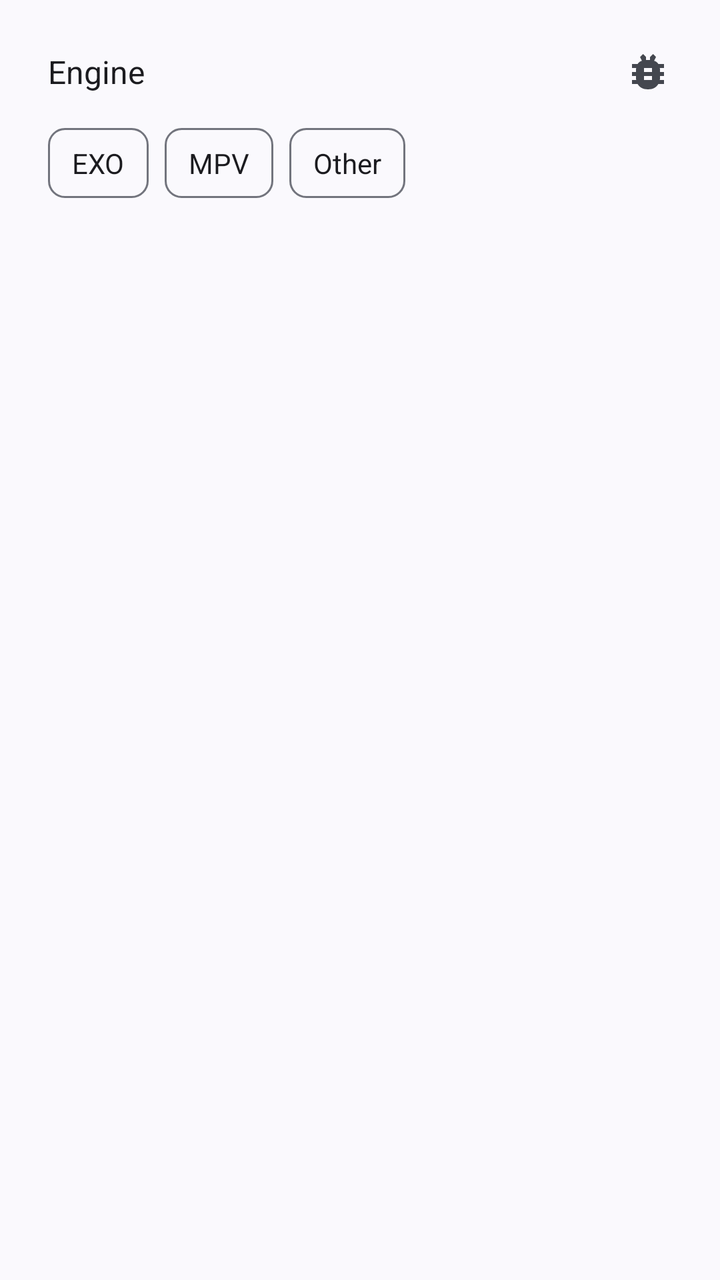
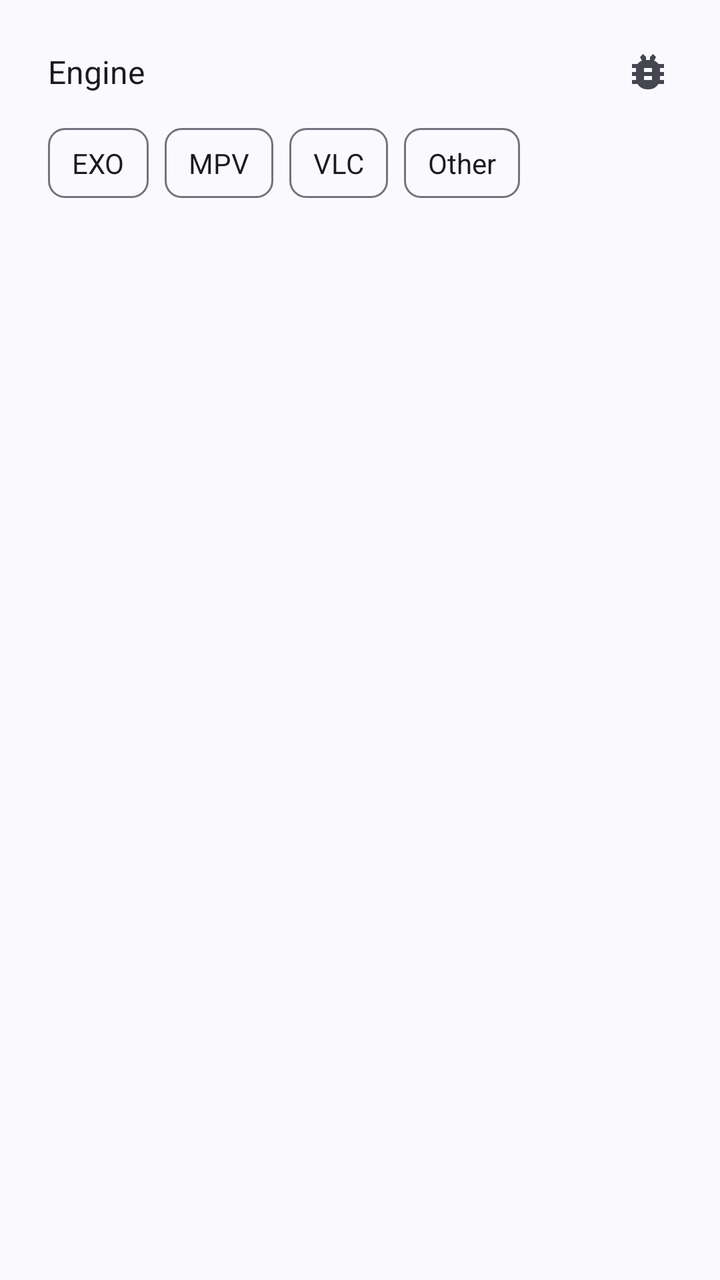

Compare the two renders of this Android layout. The source of the first and the diff that turns it into the second are given below.
<!-- AndroidManifest.xml: another module's application theme Theme.App -->
<!-- res/layout/dialog_player_engine.xml -->
<?xml version="1.0" encoding="utf-8"?>
<androidx.appcompat.widget.LinearLayoutCompat xmlns:android="http://schemas.android.com/apk/res/android"
    android:layout_width="match_parent"
    android:layout_height="wrap_content"
    android:orientation="vertical">

    <androidx.appcompat.widget.LinearLayoutCompat
        android:layout_width="match_parent"
        android:layout_height="wrap_content"
        android:gravity="center_vertical"
        android:orientation="horizontal"
        android:paddingHorizontal="24dp"
        android:paddingTop="24dp"
        android:paddingBottom="16dp">

        <com.google.android.material.textview.MaterialTextView
            android:id="@+id/title"
            android:layout_width="0dp"
            android:layout_height="wrap_content"
            android:layout_weight="1"
            android:text="@string/player_engine"
            android:textColor="?attr/colorOnSurface"
            android:textSize="16sp" />

        <androidx.appcompat.widget.AppCompatImageView
            android:id="@+id/debug"
            android:layout_width="wrap_content"
            android:layout_height="wrap_content"
            android:background="?attr/selectableItemBackgroundBorderless"
            android:contentDescription="@string/player_debug"
            android:src="@drawable/ic_action_debug" />

    </androidx.appcompat.widget.LinearLayoutCompat>

    <androidx.appcompat.widget.LinearLayoutCompat
        android:layout_width="wrap_content"
        android:layout_height="wrap_content"
        android:orientation="horizontal"
        android:paddingStart="24dp"
        android:paddingEnd="24dp"
        android:paddingBottom="24dp">

        <com.google.android.material.textview.MaterialTextView
            android:id="@+id/exo"
            android:layout_width="wrap_content"
            android:layout_height="wrap_content"
            android:layout_marginEnd="8dp"
            android:background="@drawable/shape_accent"
            android:text="@string/play_exo"
            android:textColor="@color/selector_control"
            android:textSize="14sp" />

        <com.google.android.material.textview.MaterialTextView
            android:id="@+id/mpv"
            android:layout_width="wrap_content"
            android:layout_height="wrap_content"
            android:layout_marginEnd="8dp"
            android:background="@drawable/shape_accent"
            android:text="@string/play_mpv"
            android:textColor="@color/selector_control"
            android:textSize="14sp" />

        <com.google.android.material.textview.MaterialTextView
            android:id="@+id/other"
            android:layout_width="wrap_content"
            android:layout_height="wrap_content"
            android:background="@drawable/shape_accent"
            android:text="@string/play_other"
            android:textColor="@color/selector_control"
            android:textSize="14sp" />

    </androidx.appcompat.widget.LinearLayoutCompat>
</androidx.appcompat.widget.LinearLayoutCompat>
<!-- resources referenced by this layout -->
<resources>
  <!-- drawable ic_action_debug (drawable) -->
  <vector xmlns:android="http://schemas.android.com/apk/res/android"
      android:width="24dp"
      android:height="24dp"
      android:tint="?attr/colorControlNormal"
      android:viewportWidth="24"
      android:viewportHeight="24">
      <path
          android:fillColor="@android:color/white"
          android:pathData="M20,8h-2.81c-0.45,-0.78 -1.22,-1.35 -2.13,-1.58L16,4.5 14.5,3 13,4.5V6h-2V4.5L9.5,3 8,4.5l0.94,1.92C8.03,6.65 7.26,7.22 6.81,8H4v2h2.09C6.03,10.33 6,10.66 6,11v1H4v2h2v1c0,0.34 0.03,0.67 0.09,1H4v2h2.81c0.91,1.57 2.61,2.63 4.56,2.63h1.25c1.94,0 3.65,-1.06 4.56,-2.63H20v-2h-2.09c0.06,-0.33 0.09,-0.66 0.09,-1v-1h2v-2h-2v-1c0,-0.34 -0.03,-0.67 -0.09,-1H20V8zM14,16h-4v-2h4v2zM14,12h-4v-2h4v2z" />
  </vector>
  <!-- drawable shape_accent (drawable) -->
  <?xml version="1.0" encoding="utf-8"?>
  <ripple xmlns:android="http://schemas.android.com/apk/res/android"
      android:color="?attr/colorControlHighlight">
      <item>
          <shape android:shape="rectangle">
              <corners android:radius="8dp" />
              <solid android:color="@color/selector_button" />
              <stroke
                  android:width="1dp"
                  android:color="@color/selector_stroke" />
              <padding
                  android:bottom="8dp"
                  android:left="12dp"
                  android:right="12dp"
                  android:top="8dp" />
          </shape>
      </item>
      <item android:id="@android:id/mask">
          <shape android:shape="rectangle">
              <solid android:color="@color/white" />
              <corners android:radius="8dp" />
          </shape>
      </item>
  </ripple>
  <string name="play_exo">EXO</string>
  <string name="play_mpv">MPV</string>
  <string name="play_other">Other</string>
  <string name="player_debug">Debug</string>
  <string name="player_engine">Engine</string>
  <style name="Theme.App" parent="Theme.Base" />
  <color name="white">#FFFFFF</color>
  <style name="Theme.Base" parent="Theme.Material3.DynamicColors.DayNight.NoActionBar">
          <item name="android:statusBarColor">@color/transparent</item>
          <item name="android:navigationBarColor">@color/transparent</item>
          <item name="android:windowDrawsSystemBarBackgrounds">true</item>
      </style>
  <color name="transparent">#00000000</color>
</resources>

<!-- the commit's change to res/layout/dialog_player_engine.xml (unified diff, before → after) -->
@@ -61,6 +61,16 @@
             android:textSize="14sp" />
 
         <com.google.android.material.textview.MaterialTextView
+            android:id="@+id/vlc"
+            android:layout_width="wrap_content"
+            android:layout_height="wrap_content"
+            android:layout_marginEnd="8dp"
+            android:background="@drawable/shape_accent"
+            android:text="@string/play_vlc"
+            android:textColor="@color/selector_control"
+            android:textSize="14sp" />
+
+        <com.google.android.material.textview.MaterialTextView
             android:id="@+id/other"
             android:layout_width="wrap_content"
             android:layout_height="wrap_content"
<!-- resource entries referenced after the edit -->
@@ -39,6 +39,7 @@
   <string name="play_exo">EXO</string>
   <string name="play_mpv">MPV</string>
   <string name="play_other">Other</string>
+  <string name="play_vlc">VLC</string>
   <string name="player_debug">Debug</string>
   <string name="player_engine">Engine</string>
   <style name="Theme.App" parent="Theme.Base" />
